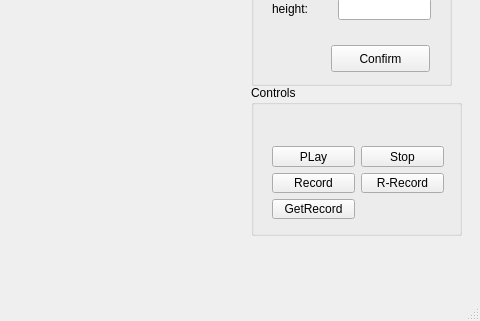
Above: client/RaspiCamClient/raspcammw.ui from tlhc/RaspiCam before the change; both pictures show x 419 to 899 and y 192 to 513 of the 899 by 513 pixel window. Below: the same form after it.
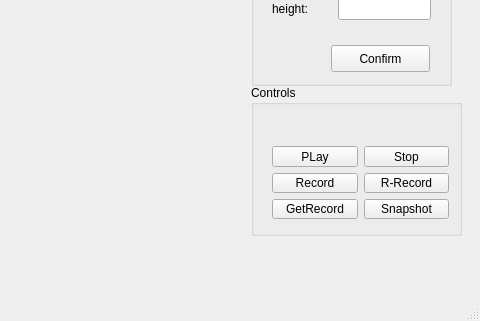
That is the form after the change.

Commit message: add local snapshot support

The edit to the form file:
```diff
--- a/client/RaspiCamClient/raspcammw.ui
+++ b/client/RaspiCamClient/raspcammw.ui
@@ -155,7 +155,7 @@
       <rect>
        <x>10</x>
        <y>50</y>
-       <width>194</width>
+       <width>199</width>
        <height>95</height>
       </rect>
      </property>
@@ -195,6 +195,13 @@
         </property>
        </widget>
       </item>
+      <item row="2" column="1">
+       <widget class="QPushButton" name="btnSnap">
+        <property name="text">
+         <string>Snapshot</string>
+        </property>
+       </widget>
+      </item>
      </layout>
     </widget>
    </widget>
```
The commit also changes 4 other files.
